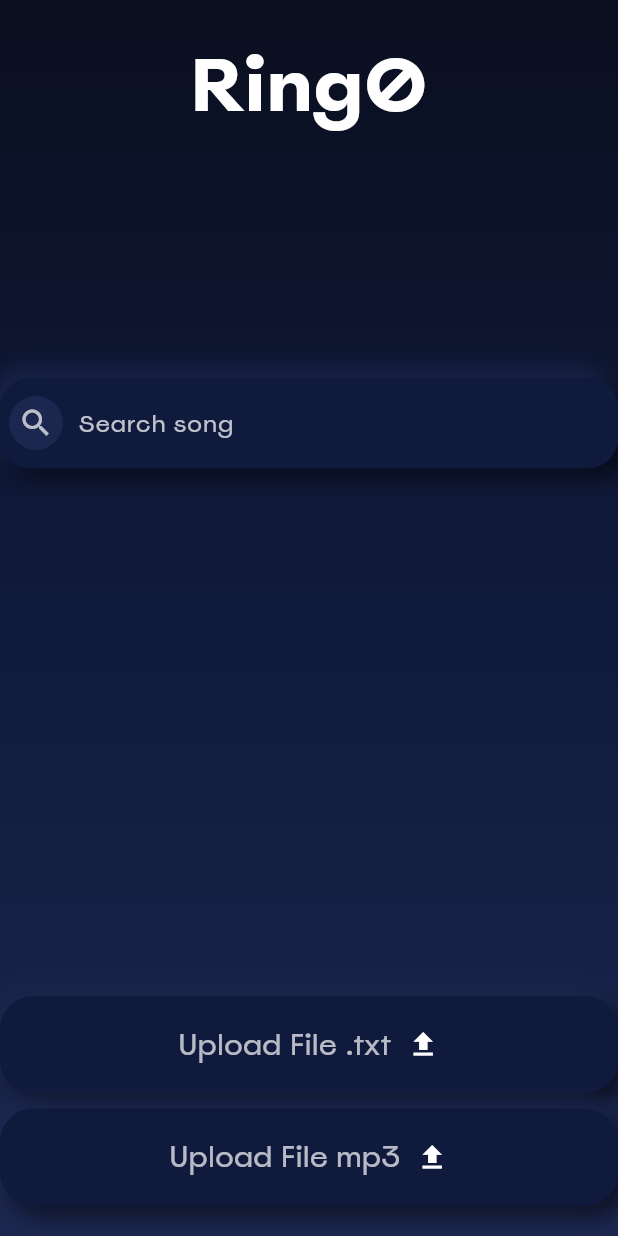
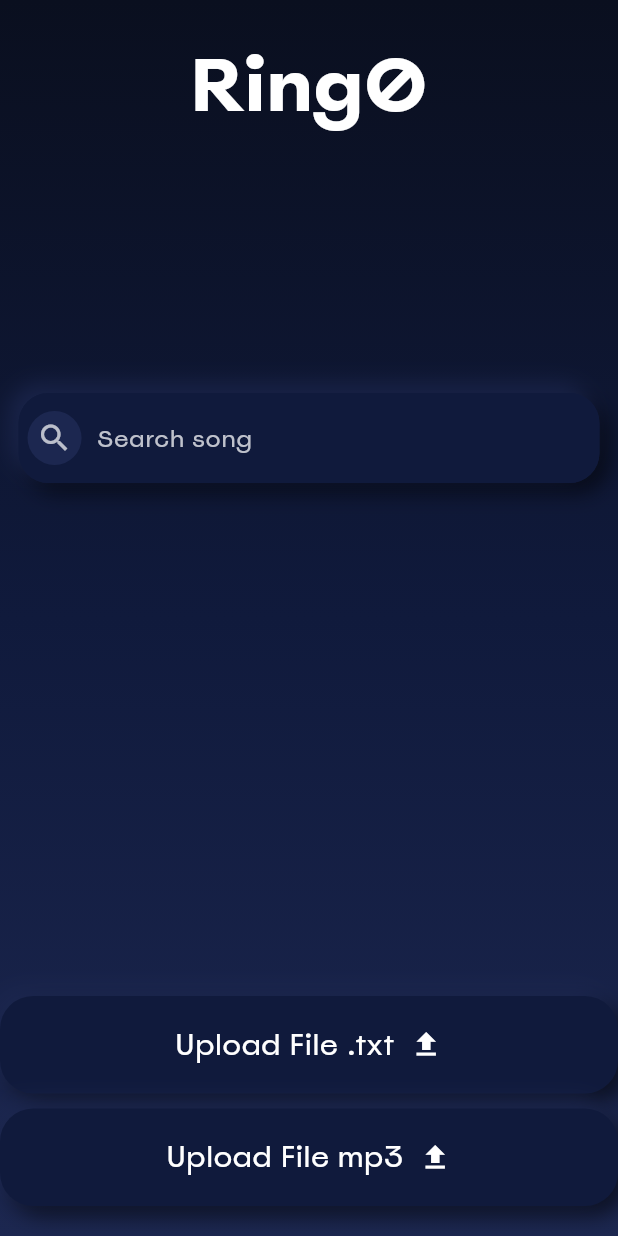
Before and after one commit to dar4x/ringo, a Flutter app: the screen it shows after launch, on a phone screen of 412 x 824 dp. Run offline on Flutter 3.47's test engine with Material 3 defaults, Android fonts, the light colour scheme and no system bars; our stand-ins replace flutter_dotenv, get_it.

Commit message:
changed design and architecture

```diff
--- a/lib/core/themes/app_theme.dart
+++ b/lib/core/themes/app_theme.dart
@@ -48,6 +48,7 @@ class AppTheme {
 
   static const TextStyle lyrics = TextStyle(
     fontFamily: 'Spoof',
+    fontFamilyFallback: ['NotoSans', 'Roboto'],
     fontSize: 20,
     height: 1.5,
     color: Colors.white,
--- a/lib/core/widgets/button.dart
+++ b/lib/core/widgets/button.dart
@@ -1,7 +1,7 @@
 import 'package:flutter/material.dart';
 import 'package:ringo/core/themes/app_theme.dart';
 
-class AppButton extends StatelessWidget {
+class AppButton extends StatefulWidget {
   final String title;
   final IconData icon;
   final VoidCallback onPressed;
@@ -14,25 +14,82 @@ class AppButton extends StatelessWidget {
   });
 
   @override
+  State<AppButton> createState() => _AppButtonState();
+}
+
+class _AppButtonState extends State<AppButton> {
+  bool _isPressed = false;
+
+  void _onTapDown(TapDownDetails _) {
+    setState(() => _isPressed = true);
+  }
+
+  void _onTapUp(TapUpDetails _) {
+    setState(() => _isPressed = false);
+    widget.onPressed();
+  }
+
+  void _onTapCancel() {
+    setState(() => _isPressed = false);
+  }
+
+  @override
   Widget build(BuildContext context) {
-    return Container(
+    return Listener(
+      onPointerDown: (_) => _isPressed = true,
+      child: GestureDetector(
+        onTapDown: _onTapDown,
+        onTapUp: _onTapUp,
+        onTapCancel: _onTapCancel,
+        child: AnimatedContainer(
+          duration: const Duration(milliseconds: 150),
           width: 450,
           height: 65,
-      decoration: AppTheme.neumorphic(radius: 22),
-      child: ElevatedButton(
-        onPressed: onPressed,
-        style: AppTheme.buttonStyle.copyWith(
-          backgroundColor: MaterialStateProperty.all(Colors.transparent),
-          shadowColor: MaterialStateProperty.all(Colors.transparent),
-          elevation: MaterialStateProperty.all(0),
+          decoration: BoxDecoration(
+            color: AppTheme.midnight,
+            borderRadius: BorderRadius.circular(22),
+            boxShadow: _isPressed
+                ? [
+                    // Вдавленная тень
+                    BoxShadow(
+                      color: Colors.black.withOpacity(0.7),
+                      offset: const Offset(2, 2),
+                      blurRadius: 8,
                     ),
+                    BoxShadow(
+                      color: AppTheme.midnightLight.withOpacity(0.3),
+                      offset: const Offset(-2, -2),
+                      blurRadius: 8,
+                    ),
+                  ]
+                : [
+                    // Выпуклые тени
+                    BoxShadow(
+                      color: Colors.black.withOpacity(0.6),
+                      offset: const Offset(6, 6),
+                      blurRadius: 12,
+                    ),
+                    BoxShadow(
+                      color: AppTheme.midnightLight.withOpacity(0.8),
+                      offset: const Offset(-6, -6),
+                      blurRadius: 12,
+                    ),
+                  ],
+          ),
+          child: Center(
             child: Row(
               mainAxisAlignment: MainAxisAlignment.center,
               children: [
-            Text(title, style: AppTheme.body.copyWith(fontSize: 20)),
+                Text(widget.title,
+                    style: AppTheme.body.copyWith(
+                      fontSize: 20,
+                      color: Colors.white,
+                    )),
                 const SizedBox(width: 10),
-            Icon(icon, size: 22, color: Colors.white),
+                Icon(widget.icon, size: 22, color: Colors.white),
               ],
+            ),
+          ),
         ),
       ),
     );
--- a/lib/core/widgets/search.dart
+++ b/lib/core/widgets/search.dart
@@ -15,14 +15,31 @@ class SearchWidget extends StatelessWidget {
   @override
   Widget build(BuildContext context) {
     return AnimatedBuilder(
-      animation: vm, // подписка на notifyListeners
+      animation: vm,
       builder: (context, _) {
-        return Column(
+        return LayoutBuilder(
+          builder: (context, constraints) {
+            final double maxWidth = constraints.maxWidth;
+            final double horizontalPadding = maxWidth * 0.03;
+
+            return Padding(
+              padding: EdgeInsets.symmetric(
+                horizontal: horizontalPadding.clamp(10, 18),
+                vertical: 10,
+              ),
+              child: Column(
                 children: [
                   _SearchField(onSubmit: vm.search),
                   const SizedBox(height: 20),
-            ...vm.results.map(
-              (song) => CardItem(
+
+                  // 🔥 Теперь это скролящиеся карточки
+                  Expanded(
+                    child: ListView.builder(
+                      physics: const BouncingScrollPhysics(),
+                      itemCount: vm.results.length,
+                      itemBuilder: (_, i) {
+                        final song = vm.results[i];
+                        return CardItem(
                           song: song,
                           onTap: () => Navigator.push(
                             context,
@@ -30,9 +47,14 @@ class SearchWidget extends StatelessWidget {
                               builder: (_) => DetailPage(songId: song.id),
                             ),
                           ),
+                        );
+                      },
                     ),
                   ),
                 ],
+              ),
+            );
+          },
         );
       },
     );
--- a/lib/presentation/pages/main_page.dart
+++ b/lib/presentation/pages/main_page.dart
@@ -48,7 +48,9 @@ class _MainPageState extends State<MainPage> {
           SizedBox(height: 160),
 
           // ✔️ Передаем уже созданный VM
-          SearchWidget(vm: searchVM),
+          Expanded(
+            child: SearchWidget(vm: searchVM),
+          ),
 
           Spacer(),
 
```
Also changed, not shown: lib/core/widgets/card.dart (+8 -3 lines), lib/presentation/pages/detail_page.dart (+52 -21 lines). Lines whose indentation alone changed are shown as unchanged.
